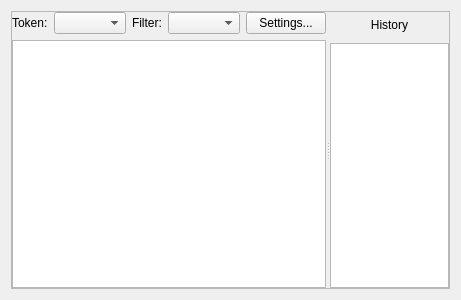
The window that kate/plugins/pate/src/plugins/gid/tool.ui (KDE/kate) describes before a commit, drawn with Qt 5.
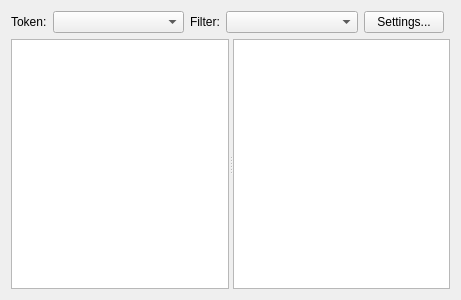
The same window after the commit. Custom widgets are drawn as their Qt base class.

Commit message:
Hone the look'n'feel
1. Remove visual clutter, and make the two panes looks the same.
2. Derive (in code term) one model from the other.

What changed in the file:
```diff
--- a/kate/plugins/pate/src/plugins/gid/tool.ui
+++ b/kate/plugins/pate/src/plugins/gid/tool.ui
@@ -13,51 +13,8 @@
   <property name="windowTitle">
    <string>tool</string>
   </property>
-  <layout class="QHBoxLayout" name="horizontalLayout_2">
-   <item>
-    <widget class="QSplitter" name="frame_2">
-     <property name="frameShape">
-      <enum>QFrame::StyledPanel</enum>
-     </property>
-     <property name="frameShadow">
-      <enum>QFrame::Raised</enum>
-     </property>
-     <property name="orientation">
-      <enum>Qt::Horizontal</enum>
-     </property>
-     <widget class="QWidget" name="matchesPane" native="true">
       <layout class="QGridLayout" name="gridLayout">
-       <item row="0" column="0">
-        <widget class="QLabel" name="labelToken">
-         <property name="text">
-          <string>Token:</string>
-         </property>
-        </widget>
-       </item>
-       <item row="0" column="1">
-        <widget class="KHistoryComboBox" name="token">
-         <property name="sizePolicy">
-          <sizepolicy hsizetype="Expanding" vsizetype="Fixed">
-           <horstretch>0</horstretch>
-           <verstretch>0</verstretch>
-          </sizepolicy>
-         </property>
-         <property name="whatsThis">
-          <string>Find a symbol, filename or other token using auto-completion. Hit return to lookup occurrences within files.</string>
-         </property>
-         <property name="insertPolicy">
-          <enum>QComboBox::InsertAtTop</enum>
-         </property>
-        </widget>
-       </item>
-       <item row="0" column="2">
-        <widget class="QLabel" name="labelFilter">
-         <property name="text">
-          <string>Filter:</string>
-         </property>
-        </widget>
-       </item>
-       <item row="0" column="3">
+   <item row="1" column="3">
         <widget class="KHistoryComboBox" name="filter">
          <property name="sizePolicy">
           <sizepolicy hsizetype="Expanding" vsizetype="Fixed">
@@ -73,14 +30,44 @@
          </property>
         </widget>
        </item>
-       <item row="0" column="4">
+   <item row="1" column="1">
+    <widget class="KHistoryComboBox" name="token">
+     <property name="sizePolicy">
+      <sizepolicy hsizetype="Expanding" vsizetype="Fixed">
+       <horstretch>0</horstretch>
+       <verstretch>0</verstretch>
+      </sizepolicy>
+     </property>
+     <property name="whatsThis">
+      <string>Find a symbol, filename or other token using auto-completion. Hit return to lookup occurrences within files.</string>
+     </property>
+     <property name="insertPolicy">
+      <enum>QComboBox::InsertAtTop</enum>
+     </property>
+    </widget>
+   </item>
+   <item row="1" column="4">
         <widget class="QPushButton" name="settings">
          <property name="text">
           <string>Settings...</string>
          </property>
         </widget>
        </item>
-       <item row="1" column="0" colspan="5">
+   <item row="1" column="0">
+    <widget class="QLabel" name="labelToken">
+     <property name="text">
+      <string>Token:</string>
+     </property>
+     <property name="buddy">
+      <cstring>token</cstring>
+     </property>
+    </widget>
+   </item>
+   <item row="2" column="0" colspan="6">
+    <widget class="QSplitter" name="results">
+     <property name="orientation">
+      <enum>Qt::Horizontal</enum>
+     </property>
         <widget class="QTableView" name="matches">
          <property name="whatsThis">
           <string>Double click on an occurrence to navigate to it.</string>
@@ -95,28 +82,6 @@
           <enum>QAbstractItemView::SelectRows</enum>
          </property>
         </widget>
-       </item>
-      </layout>
-     </widget>
-     <widget class="QWidget" name="historyPane" native="true">
-      <layout class="QVBoxLayout" name="verticalLayout">
-       <item>
-        <widget class="QLabel" name="labelHistory">
-         <property name="minimumSize">
-          <size>
-           <width>0</width>
-           <height>25</height>
-          </size>
-         </property>
-         <property name="text">
-          <string>History</string>
-         </property>
-         <property name="alignment">
-          <set>Qt::AlignCenter</set>
-         </property>
-        </widget>
-       </item>
-       <item>
         <widget class="QTableView" name="history">
          <property name="editTriggers">
           <set>QAbstractItemView::NoEditTriggers</set>
@@ -128,9 +93,16 @@
           <enum>QAbstractItemView::SelectRows</enum>
          </property>
         </widget>
-       </item>
-      </layout>
-     </widget>
+    </widget>
+   </item>
+   <item row="1" column="2">
+    <widget class="QLabel" name="labelFilter">
+     <property name="text">
+      <string>Filter:</string>
+     </property>
+     <property name="buddy">
+      <cstring>filter</cstring>
+     </property>
     </widget>
    </item>
   </layout>
```
Left out of the diff: 12 changed lines with no effect on the pictures. Lines whose indentation alone changed are shown as unchanged. The commit also changes 1 other file.
